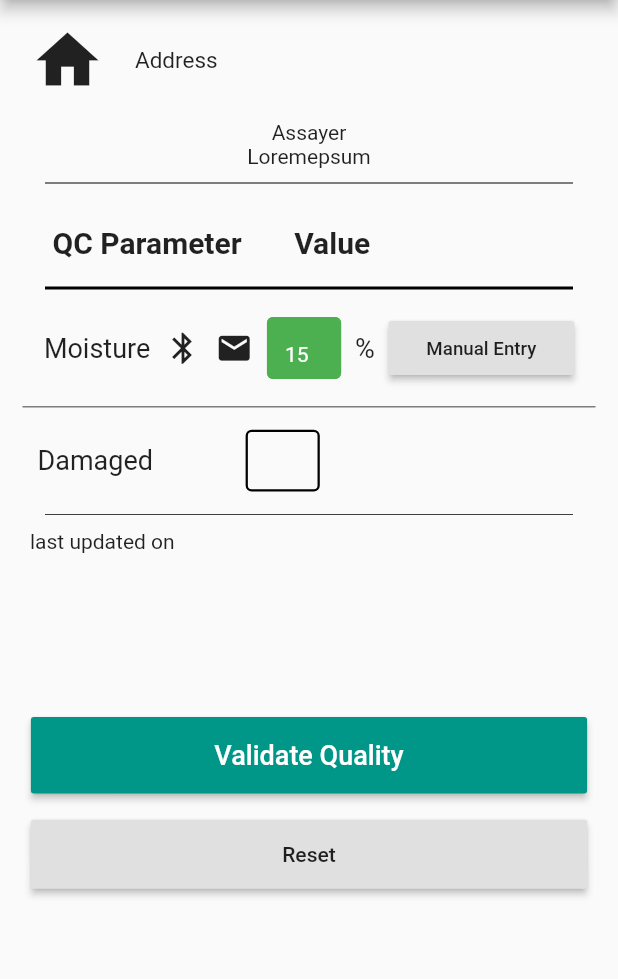
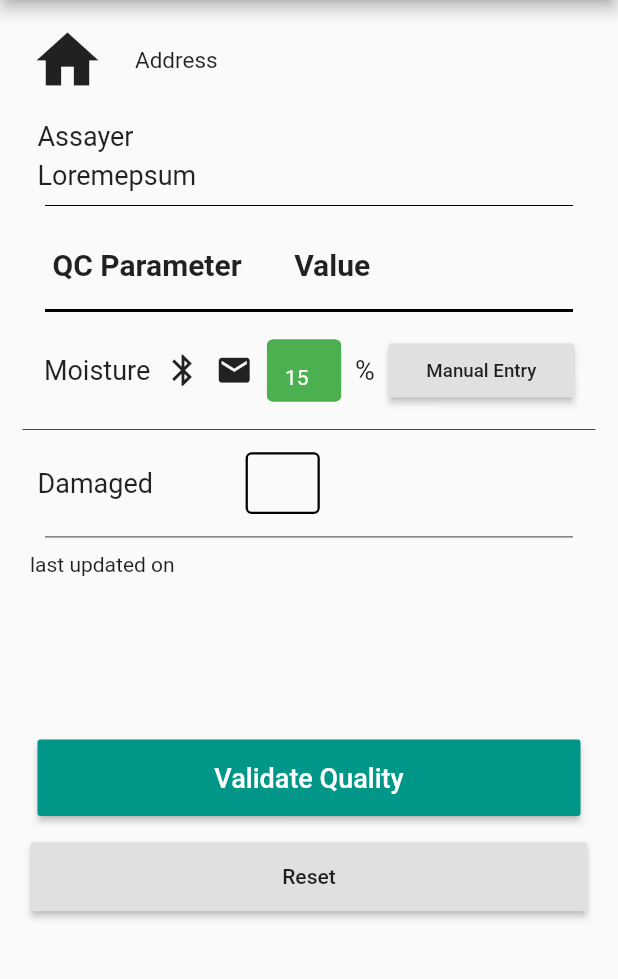
Before and after one commit to panchakarlavishnendra/Bluetooth, a Flutter app: the QualityCheck screen opened by its route, on a phone screen of 412 x 824 dp, the part 84-1063 px from its top. Run offline on Flutter 3.47's test engine with Material 2 defaults, Android fonts, the phone set to English and light mode, and no system bars; our stand-ins replace auto_size_text, camera, flutter_bluetooth_serial, get, group_radio_button, image_picker and 3 more; missing offline and left inert: geocoder; project files that could hold a hidden picture were left out.

Commit message:
Styling Changes and Alignments

```diff
--- a/lib/screens/quality_check_screen.dart
+++ b/lib/screens/quality_check_screen.dart
@@ -42,7 +42,8 @@ class _QualityCheckState extends State<QualityCheck> {
           mainAxisAlignment: MainAxisAlignment.spaceAround,
           children: [
             Column(
-              // mainAxisAlignment: MainAxisAlignment.start,
+              mainAxisAlignment: MainAxisAlignment.spaceAround,
+              crossAxisAlignment: CrossAxisAlignment.start,
               children: [
                 Row(
                   children: [
@@ -60,8 +61,20 @@ class _QualityCheckState extends State<QualityCheck> {
                     )
                   ],
                 ),
-                Text('Assayer', textAlign: TextAlign.left),
-                Text('Loremepsum'),
+                Padding(
+                  padding: const EdgeInsets.only(left: 25.0, bottom: 5.0),
+                  child: Text(
+                    'Assayer',
+                    style: TextStyle(fontSize: 18),
+                  ),
+                ),
+                Padding(
+                  padding: const EdgeInsets.only(left: 25.0),
+                  child: Text(
+                    'Loremepsum',
+                    style: TextStyle(fontSize: 18),
+                  ),
+                ),
                 Padding(
                   padding: const EdgeInsets.symmetric(horizontal: 30),
                   child: Divider(
@@ -214,7 +227,9 @@ class _QualityCheckState extends State<QualityCheck> {
                 SizedBox(
                   height: MediaQuery.of(context).size.height * 0.12,
                 ),
-                Container(
+                Padding(
+                  padding: const EdgeInsets.symmetric(horizontal: 25.0),
+                  child: Container(
                     width: MediaQuery.of(context).size.width * 0.9,
                     // color: Colors.blueAccent,
                     child: RaisedButton(
@@ -223,10 +238,13 @@ class _QualityCheckState extends State<QualityCheck> {
                         Get.toNamed('/loadbags');
                       },
                       child: Padding(
-                      padding: const EdgeInsets.symmetric(vertical: 15.0),
+                        padding: const EdgeInsets.symmetric(
+                          vertical: 15.0,
+                        ),
                         child: Text(
                           'Validate Quality',
                           style: TextStyle(fontSize: 18, color: Colors.white),
+                        ),
                       ),
                     ),
                   ),
```
Lines whose indentation alone changed are shown as unchanged.
